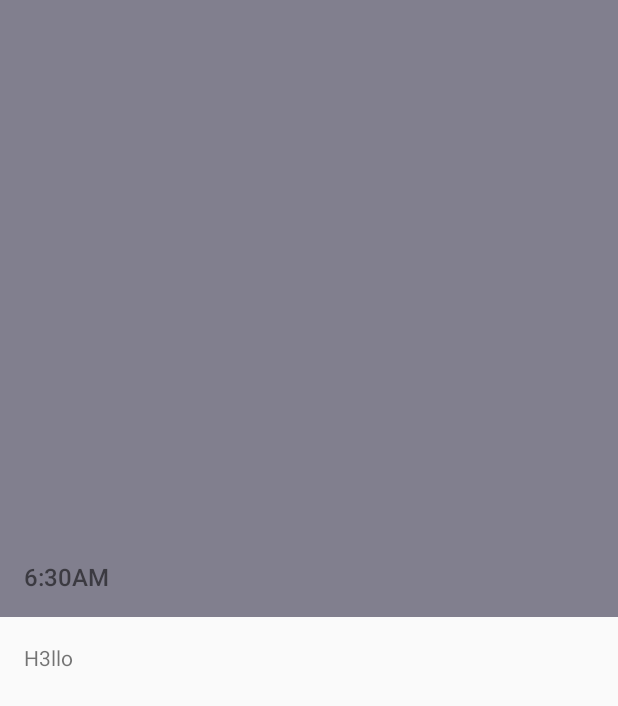
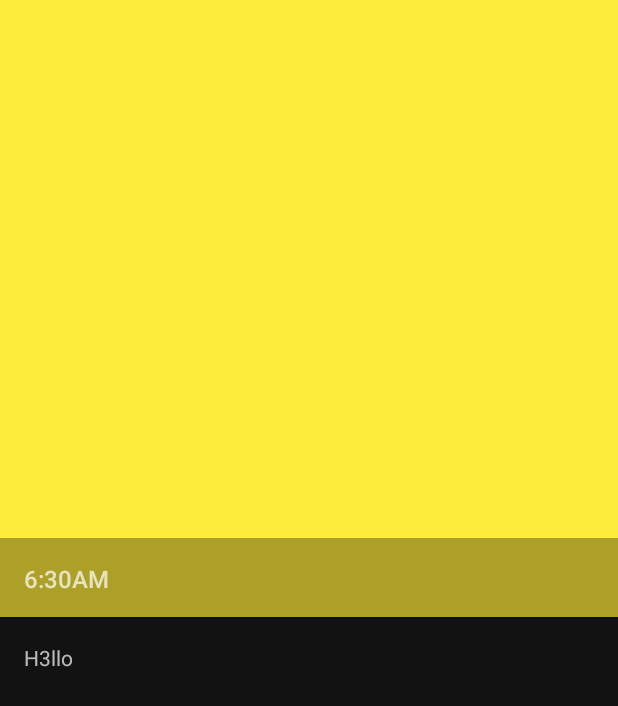
Before and after one commit to GopiNeelam1925/Scribble, an Android app: the screen it shows after launch (DetailActivity), after a tap on "H3llo", on a phone screen of 412 x 824 dp. Shown: the top 706 px of the screen. Run offline under Robolectric (Android 15) with nearby library versions, the phone set to English and light mode, and no system bars; 1 other tap on this screen came first.

Commit message:
Added add notes functionality

```diff
--- a/app/build.gradle
+++ b/app/build.gradle
@@ -23,6 +23,10 @@ dependencies {
     implementation 'com.android.support:appcompat-v7:28.0.0-alpha3'
     implementation 'com.android.support:recyclerview-v7:28.0.0-alpha3'
     implementation 'com.android.support.constraint:constraint-layout:1.1.2'
+    implementation 'com.android.support:design:28.0.0-alpha3'
+
+    implementation 'de.hdodenhof:circleimageview:2.2.0'
+
     testImplementation 'junit:junit:4.12'
     testImplementation 'org.mockito:mockito-core:2.13.0'
 
--- a/app/src/main/java/com/suriyal/shailendra/recyclerviewdemo/data/DataSourceInterface.java
+++ b/app/src/main/java/com/suriyal/shailendra/recyclerviewdemo/data/DataSourceInterface.java
@@ -9,4 +9,5 @@ public interface DataSourceInterface {
 
     List<ListItem> getListOfData();
 
+    ListItem createNewListItem();
 }
--- a/app/src/main/java/com/suriyal/shailendra/recyclerviewdemo/data/FakeDataSource.java
+++ b/app/src/main/java/com/suriyal/shailendra/recyclerviewdemo/data/FakeDataSource.java
@@ -12,6 +12,7 @@ import java.util.Random;
 public class FakeDataSource implements DataSourceInterface{
 
     private static  final int SIZE_OF_COLLECTION = 12;
+    private Random mRandom;
 
     private final  String[] datesAndTime = {
             "6:30AM",
@@ -27,34 +28,37 @@ public class FakeDataSource implements DataSourceInterface{
             "are you"
     };
 
-    private final int[] colors = {
-            R.color.RED,
-            R.color.GREEN,
-            R.color.BLUE,
-            R.color.YELLOW,
+    private final int[] drawables = {
+            R.drawable.red_drawable,
+            R.drawable.green_drawable,
+            R.drawable.blue_drawable,
+            R.drawable.yellow_drawable
     };
 
     public FakeDataSource() {
+        mRandom = new Random();
 
     }
 
     @Override
     public List<ListItem> getListOfData() {
         ArrayList<ListItem> listOfData = new ArrayList<>();
+
+        for (int i = 0; i< 12; i++) {
+            listOfData.add(createNewListItem());
+        }
+        return listOfData;
+    }
+
+    @Override
+    public ListItem createNewListItem() {
         int randOne ;
         int randTwo ;
         int randThree;
-
-        Random random = new Random();
-
-        for (int i = 0; i< 12; i++) {
-
-            randOne = random.nextInt(4);
-            randTwo = random.nextInt(4);
-            randThree = random.nextInt(4);
-            ListItem listItem = new ListItem(datesAndTime[randOne], messages[randTwo], colors[randThree]);
-            listOfData.add(listItem);
-        }
-        return listOfData;
+        randOne = mRandom.nextInt(4);
+        randTwo = mRandom.nextInt(4);
+        randThree = mRandom.nextInt(4);
+        ListItem listItem = new ListItem(datesAndTime[randOne], messages[randTwo], drawables[randThree]);
+        return  listItem;
     }
 }
--- a/app/src/main/java/com/suriyal/shailendra/recyclerviewdemo/logic/Controller.java
+++ b/app/src/main/java/com/suriyal/shailendra/recyclerviewdemo/logic/Controller.java
@@ -35,4 +35,10 @@ public class Controller {
                 testItem.getColorResource());
         return;
     }
+
+    public void createNewListItem() {
+        ListItem listItem = mDataSourceInterface.createNewListItem();
+
+        mViewInterface.addNewListItemToView(listItem);
+    }
 }
--- a/app/src/main/java/com/suriyal/shailendra/recyclerviewdemo/view/DetailActivity.java
+++ b/app/src/main/java/com/suriyal/shailendra/recyclerviewdemo/view/DetailActivity.java
@@ -1,6 +1,7 @@
 package com.suriyal.shailendra.recyclerviewdemo.view;
 
 import android.content.Intent;
+import android.support.v4.content.ContextCompat;
 import android.support.v7.app.AppCompatActivity;
 import android.os.Bundle;
 import android.view.View;
@@ -16,7 +17,7 @@ public class DetailActivity extends AppCompatActivity {
 
     private static final String EXTRA_DATE_AND_TIME = "EXTRA_DATE_AND_TIME";
     private static final String EXTRA_MESSAGE = "EXTRA_MESSAGE";
-    private static final String EXTRA_COLOR = "EXTRA_COLOR";
+    private static final String EXTRA_DRAWABLES = "EXTRA_DRAWABLES";
 
 
     private TextView mDateAndTime;
@@ -32,7 +33,7 @@ public class DetailActivity extends AppCompatActivity {
         Intent i = getIntent();
         String dateAndTime = i.getStringExtra(EXTRA_DATE_AND_TIME);
         String message = i.getStringExtra(EXTRA_MESSAGE);
-        int colorResource = i.getIntExtra(EXTRA_COLOR,0);
+        int drawableResourceExtra = i.getIntExtra(EXTRA_DRAWABLES,0);
 
         mDateAndTime = (TextView) findViewById(R.id.lbl_date_and_time_header);
         mDateAndTime.setText(dateAndTime);
@@ -40,8 +41,8 @@ public class DetailActivity extends AppCompatActivity {
         mMessage = (TextView) findViewById(R.id.lbl_message_body);
         mMessage.setText(message);
 
-        mColoredBackground = (View) findViewById(R.id.container_colored_background);
-        mColoredBackground.setBackgroundColor(colorResource);
+        mColoredBackground = (View) findViewById(R.id.imv_colored_background);
+        mColoredBackground.setBackgroundResource(drawableResourceExtra);
 
 
 
--- a/app/src/main/java/com/suriyal/shailendra/recyclerviewdemo/view/ListActivity.java
+++ b/app/src/main/java/com/suriyal/shailendra/recyclerviewdemo/view/ListActivity.java
@@ -1,9 +1,13 @@
 package com.suriyal.shailendra.recyclerviewdemo.view;
 
+import android.content.Context;
 import android.content.Intent;
 import android.support.annotation.NonNull;
+import android.support.design.widget.FloatingActionButton;
+import android.support.v4.content.ContextCompat;
 import android.support.v7.app.AppCompatActivity;
 import android.os.Bundle;
+import android.support.v7.widget.DividerItemDecoration;
 import android.support.v7.widget.LinearLayoutManager;
 import android.support.v7.widget.RecyclerView;
 import android.view.LayoutInflater;
@@ -22,11 +26,11 @@ import java.util.List;
  * Created by shailendra.suriyal
  */
 
-public class ListActivity extends AppCompatActivity implements  ViewInterface{
+public class ListActivity extends AppCompatActivity implements  ViewInterface, View.OnClickListener{
 
     private static final String EXTRA_DATE_AND_TIME = "EXTRA_DATE_AND_TIME";
     private static final String EXTRA_MESSAGE = "EXTRA_MESSAGE";
-    private static final String EXTRA_COLOR = "EXTRA_COLOR";
+    private static final String EXTRA_DRAWABLES = "EXTRA_DRAWABLES";
 
     private List<ListItem> mListItems;
 
@@ -45,16 +49,30 @@ public class ListActivity extends AppCompatActivity implements  ViewInterface{
         mRecyclerView = (RecyclerView) findViewById(R.id.rec_list_activity);
         mLayoutInflater = getLayoutInflater();
 
+        FloatingActionButton floatingActionButton = findViewById(R.id.fab_create_new_item);
+        floatingActionButton.setOnClickListener(this);
+
         //This is Dependency Injection
         mController = new Controller(this, new FakeDataSource());
 
     }
 
     @Override
+    public void onClick(View view) {
+        int viewId = view.getId();
+        if (viewId == R.id.fab_create_new_item) {
+
+            mController.createNewListItem();
+        }
+
+    }
+
+
+    @Override
     public void startDetailActivity(String dateAndTime, String message, int colorResource) {
         Intent i = new Intent(this, DetailActivity.class);
         i.putExtra(EXTRA_DATE_AND_TIME,dateAndTime);
-        i.putExtra(EXTRA_COLOR,colorResource);
+        i.putExtra(EXTRA_DRAWABLES,colorResource);
         i.putExtra(EXTRA_MESSAGE,message);
         startActivity(i);
     }
@@ -62,9 +80,26 @@ public class ListActivity extends AppCompatActivity implements  ViewInterface{
     @Override
     public void setupAdapterAndView(List<ListItem> listData) {
         this.mListItems = listData;
-        mRecyclerView.setLayoutManager(new LinearLayoutManager(this));
+        LinearLayoutManager linearLayoutManager = new LinearLayoutManager(this);
+
+        mRecyclerView.setLayoutManager(linearLayoutManager);
+
         mAdapter = new CustomAdapter();
         mRecyclerView.setAdapter(mAdapter);
+        DividerItemDecoration dividerItemDecoration = new DividerItemDecoration(mRecyclerView.getContext(),linearLayoutManager.getOrientation());
+        dividerItemDecoration.setDrawable(ContextCompat.getDrawable(ListActivity.this,R.drawable.divider_white));
+        mRecyclerView.addItemDecoration(dividerItemDecoration);
+    }
+
+    @Override
+    public void addNewListItemToView(ListItem listItem) {
+        mListItems.add(listItem);
+
+        int endOfList = mListItems.size()-1;
+
+        mAdapter.notifyItemInserted(endOfList);
+
+        mRecyclerView.smoothScrollToPosition(endOfList);
     }
 
     private class CustomAdapter extends  RecyclerView.Adapter<CustomAdapter.CustomViewHolder> {
--- a/app/src/main/java/com/suriyal/shailendra/recyclerviewdemo/view/ViewInterface.java
+++ b/app/src/main/java/com/suriyal/shailendra/recyclerviewdemo/view/ViewInterface.java
@@ -13,4 +13,5 @@ public interface ViewInterface {
 
     void setupAdapterAndView(List<ListItem> listData);
 
+    void addNewListItemToView(ListItem listItem);
 }
--- /dev/null
+++ b/app/src/main/res/drawable/blue_drawable.xml
@@ -0,0 +1,7 @@
+<?xml version="1.0" encoding="utf-8"?>
+<shape xmlns:android="http://schemas.android.com/apk/res/android"
+    android:shape="rectangle">
+    <solid android:color="@color/BLUE"/>
+    <size android:width="500dp" android:height="500dp"/>
+
+</shape>
--- /dev/null
+++ b/app/src/main/res/drawable/divider_white.xml
@@ -0,0 +1,5 @@
+<?xml version="1.0" encoding="utf-8"?>
+<shape xmlns:android="http://schemas.android.com/apk/res/android">
+    <solid android:height="1dp"/>
+    <solid android:color="@color/colorTransparentWhite"/>
+</shape>
--- /dev/null
+++ b/app/src/main/res/drawable/green_drawable.xml
@@ -0,0 +1,7 @@
+<?xml version="1.0" encoding="utf-8"?>
+<shape xmlns:android="http://schemas.android.com/apk/res/android"
+    android:shape="rectangle">
+    <solid android:color="@color/GREEN"/>
+    <size android:width="500dp" android:height="500dp"/>
+
+</shape>
--- /dev/null
+++ b/app/src/main/res/drawable/red_drawable.xml
@@ -0,0 +1,7 @@
+<?xml version="1.0" encoding="utf-8"?>
+<shape xmlns:android="http://schemas.android.com/apk/res/android"
+    android:shape="rectangle">
+    <solid android:color="@color/RED"/>
+    <size android:width="500dp" android:height="500dp"/>
+
+</shape>
--- /dev/null
+++ b/app/src/main/res/drawable/yellow_drawable.xml
@@ -0,0 +1,7 @@
+<?xml version="1.0" encoding="utf-8"?>
+<shape xmlns:android="http://schemas.android.com/apk/res/android"
+    android:shape="rectangle">
+    <solid android:color="@color/YELLOW"/>
+    <size android:width="500dp" android:height="500dp"/>
+
+</shape>
--- a/app/src/main/res/layout/activity_detail.xml
+++ b/app/src/main/res/layout/activity_detail.xml
@@ -1,40 +1,43 @@
 <?xml version="1.0" encoding="utf-8"?>
 <RelativeLayout xmlns:android="http://schemas.android.com/apk/res/android"
     xmlns:tools="http://schemas.android.com/tools"
+    android:id="@+id/root_list_detail"
     android:layout_width="match_parent"
     android:layout_height="match_parent"
     tools:context=".view.DetailActivity">
-    <View
-        android:id="@+id/container_colored_background"
+
+
+    <ImageView
+        android:id="@+id/imv_colored_background"
         android:layout_width="match_parent"
         android:layout_height="match_parent"
-        android:layout_above="@+id/div_center"
-        android:background="@color/RED"/>
+        android:layout_above="@+id/div_center" />
+
 
     <TextView
         android:id="@+id/lbl_date_and_time_header"
+        style="@style/Text.Primary"
         android:layout_width="match_parent"
         android:layout_height="wrap_content"
+        android:layout_above="@+id/lbl_message_body"
+        android:background="@color/colorTransparentBlack"
         android:padding="16dp"
-        android:layout_above="@+id/div_center"
-        tools:text="2:43Am 01/23/2018"
-        style="@style/Text.Primary"/>
+        tools:text="2:43AM 09/7/2018" />
+
     <View
         android:id="@+id/div_center"
+        style="@style/Text.Primary"
         android:layout_width="match_parent"
         android:layout_height="1dp"
-        android:layout_centerVertical="true"/>
+        android:layout_centerVertical="true"
+
+        />
 
     <TextView
         android:id="@+id/lbl_message_body"
         android:layout_width="match_parent"
         android:layout_height="wrap_content"
+        android:layout_below="@+id/div_center"
         android:padding="16dp"
-        android:layout_below="@+id/div_center"
-        style="@style/Text.Secondary"
-        tools:text="Check  out content : Intimetec, cartos and smartvault android app"/>
-
-
-
-
+        tools:text="Check out content like Fragmented Podcast to expose yourself to the knowledge, ideas, and opinions of experts in your field" />
 </RelativeLayout>
--- a/app/src/main/res/values/colors.xml
+++ b/app/src/main/res/values/colors.xml
@@ -1,9 +1,13 @@
 <?xml version="1.0" encoding="utf-8"?>
 <resources>
-    <color name="colorPrimary">#9E9E9E</color>
-    <color name="colorPrimaryDark">#616161</color>
+    <color name="colorPrimary">#121212</color>
+    <color name="colorPrimaryDark">#000000</color>
     <color name="colorAccent">#80D8FF</color>
-    <color name="colorWindowBackground">#FAFAFA</color>
+    <color name="colorWindowBackground">#121212</color>
+
+    <color name="colorTransparentBlack">#52000000</color>
+    <color name="colorTransparentWhite">#52ffffff</color>
+
     <color name="RED">#FF0000</color>
     <color name="BLUE">#0000FF</color>
     <color name="GREEN">#00FF00</color>
--- a/app/src/main/res/values/styles.xml
+++ b/app/src/main/res/values/styles.xml
@@ -1,7 +1,7 @@
 <resources>
 
     <!-- Base application theme. -->
-    <style name="AppTheme" parent="Theme.AppCompat.Light.NoActionBar">
+    <style name="AppTheme" parent="Theme.AppCompat.NoActionBar">
         <!-- Customize your theme here. -->
         <item name="colorPrimary">@color/colorPrimary</item>
         <item name="colorPrimaryDark">@color/colorPrimaryDark</item>
```
Also changed, not shown: app/src/main/res/layout/activity_list.xml (+32 -9 lines), app/src/main/res/layout/item_data.xml (+70 -57 lines).
